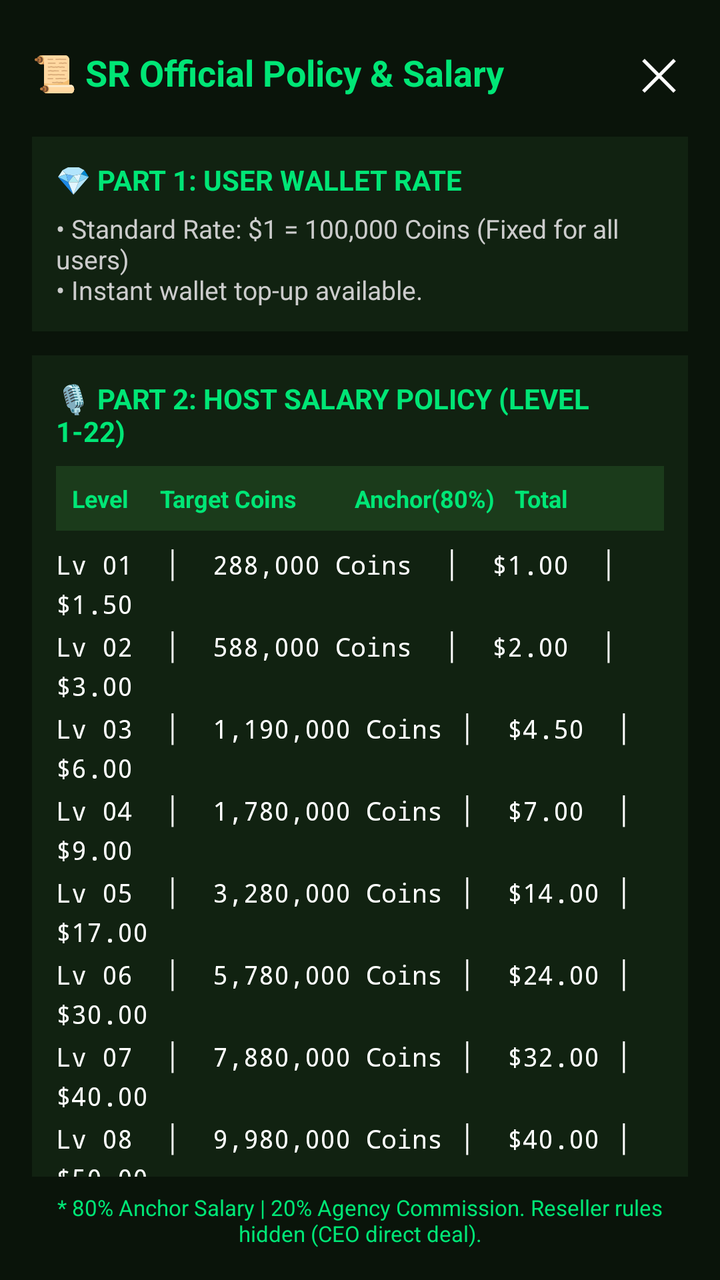
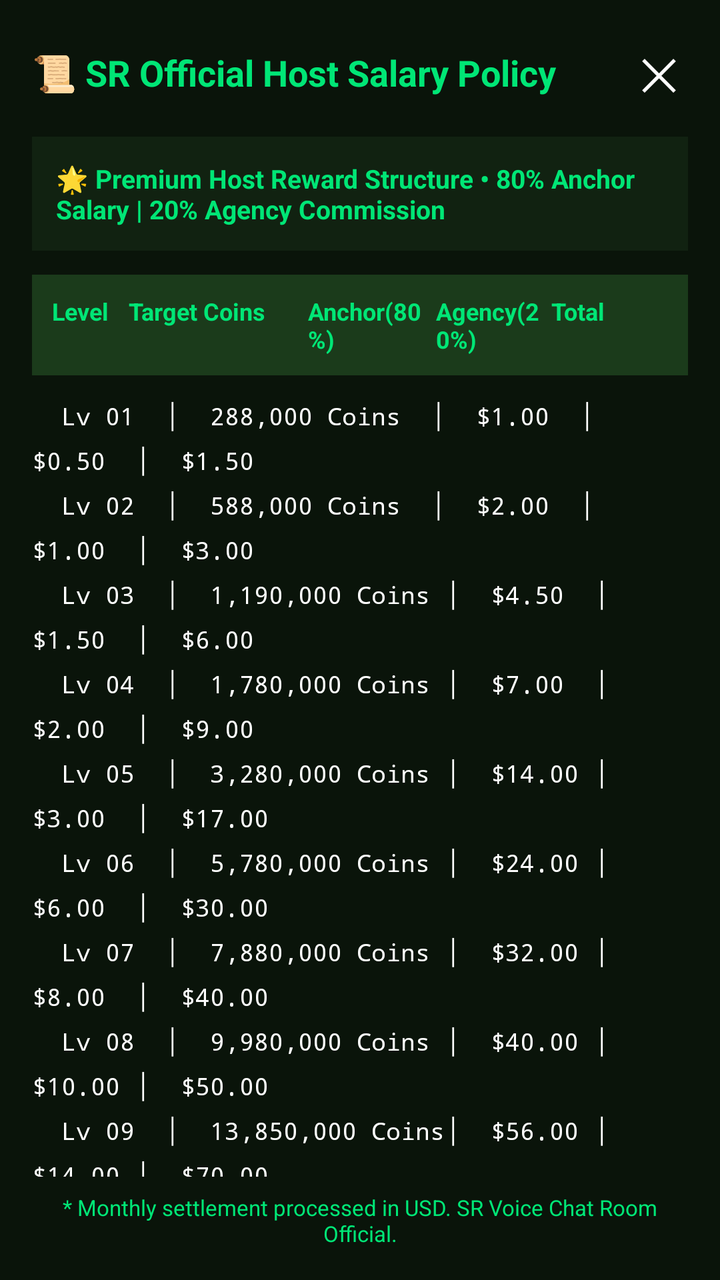

Before-and-after screenshots of an Android layout around one commit, followed by the original layout XML and the change that was made.
<!-- AndroidManifest.xml: application theme Theme.SRVoiceChat -->
<!-- res/layout/dialog_policy.xml -->
<?xml version="1.0" encoding="utf-8"?>
<LinearLayout xmlns:android="http://schemas.android.com/apk/res/android"
    android:layout_width="match_parent"
    android:layout_height="match_parent"
    android:orientation="vertical"
    android:background="#0A140A"
    android:padding="16dp">

    
    <LinearLayout
        android:layout_width="match_parent"
        android:layout_height="wrap_content"
        android:orientation="horizontal"
        android:gravity="center_vertical"
        android:layout_marginBottom="12dp">

        <TextView
            android:layout_width="0dp"
            android:layout_height="wrap_content"
            android:layout_weight="1"
            android:text="📜 SR Official Policy &amp; Salary"
            android:textColor="#00E676"
            android:textSize="18sp"
            android:textStyle="bold" />

        <TextView
            android:id="@+id/btnClosePolicy"
            android:layout_width="wrap_content"
            android:layout_height="wrap_content"
            android:text="✕"
            android:textColor="#FFFFFF"
            android:textSize="22sp"
            android:padding="5dp" />
    </LinearLayout>

    
    <ScrollView
        android:layout_width="match_parent"
        android:layout_height="0dp"
        android:layout_weight="1"
        android:scrollbars="none">

        <LinearLayout
            android:layout_width="match_parent"
            android:layout_height="wrap_content"
            android:orientation="vertical">

            
            <LinearLayout
                android:layout_width="match_parent"
                android:layout_height="wrap_content"
                android:orientation="vertical"
                android:background="#112211"
                android:padding="12dp"
                android:layout_marginBottom="12dp">

                <TextView
                    android:layout_width="wrap_content"
                    android:layout_height="wrap_content"
                    android:text="💎 PART 1: USER WALLET RATE"
                    android:textColor="#00E676"
                    android:textSize="14sp"
                    android:textStyle="bold"
                    android:layout_marginBottom="6dp" />

                <TextView
                    android:layout_width="match_parent"
                    android:layout_height="wrap_content"
                    android:text="• Standard Rate: $1 = 100,000 Coins (Fixed for all users)\n• Instant wallet top-up available."
                    android:textColor="#CCCCCC"
                    android:textSize="13sp" />
            </LinearLayout>

            
            <LinearLayout
                android:layout_width="match_parent"
                android:layout_height="wrap_content"
                android:orientation="vertical"
                android:background="#112211"
                android:padding="12dp">

                <TextView
                    android:layout_width="wrap_content"
                    android:layout_height="wrap_content"
                    android:text="🎙️ PART 2: HOST SALARY POLICY (LEVEL 1-22)"
                    android:textColor="#00E676"
                    android:textSize="14sp"
                    android:textStyle="bold"
                    android:layout_marginBottom="8dp" />

                
                <LinearLayout
                    android:layout_width="match_parent"
                    android:layout_height="wrap_content"
                    android:orientation="horizontal"
                    android:background="#1B3B1B"
                    android:padding="8dp">
                    <TextView android:layout_width="0dp" android:layout_height="wrap_content" android:layout_weight="1" android:text="Level" android:textColor="#00E676" android:textStyle="bold" android:textSize="12sp" />
                    <TextView android:layout_width="0dp" android:layout_height="wrap_content" android:layout_weight="2.2" android:text="Target Coins" android:textColor="#00E676" android:textStyle="bold" android:textSize="12sp" />
                    <TextView android:layout_width="0dp" android:layout_height="wrap_content" android:layout_weight="1.8" android:text="Anchor(80%)" android:textColor="#00E676" android:textStyle="bold" android:textSize="12sp" />
                    <TextView android:layout_width="0dp" android:layout_height="wrap_content" android:layout_weight="1.5" android:text="Total" android:textColor="#00E676" android:textStyle="bold" android:textSize="12sp" />
                </LinearLayout>

                
                <TextView 
                    android:layout_width="match_parent" 
                    android:layout_height="wrap_content" 
                    android:text="Lv 01  │  288,000 Coins  │  $1.00  │  $1.50\nLv 02  │  588,000 Coins  │  $2.00  │  $3.00\nLv 03  │  1,190,000 Coins │  $4.50  │  $6.00\nLv 04  │  1,780,000 Coins │  $7.00  │  $9.00\nLv 05  │  3,280,000 Coins │  $14.00 │  $17.00\nLv 06  │  5,780,000 Coins │  $24.00 │  $30.00\nLv 07  │  7,880,000 Coins │  $32.00 │  $40.00\nLv 08  │  9,980,000 Coins │  $40.00 │  $50.00\nLv 09  │  13,850,000 Coins│  $56.00 │  $70.00\nLv 10  │  18,850,000 Coins│  $76.00 │  $95.00\nLv 11  │  26,500,000 Coins│  $104.00│  $130.00\nLv 12  │  34,500,000 Coins│  $132.00│  $165.00\nLv 13  │  43,500,000 Coins│  $168.00│  $210.00\nLv 14  │  56,500,000 Coins│  $220.00│  $275.00\nLv 15  │  76,500,000 Coins│  $292.00│  $365.00\nLv 16  │  88,500,000 Coins│  $348.00│  $435.00\nLv 17  │  115,500,000 Coins│ $440.00│  $550.00\nLv 18  │  155,000,000 Coins│ $584.00│  $730.00\nLv 19  │  210,000,000 Coins│ $752.00│  $940.00\nLv 20  │  288,000,000 Coins│ $1024.0│  $1280.0\nLv 21  │  350,000,000 Coins│ $1240.0│  $1550.0\nLv 22  │  460,000,000 Coins│ $1600.0│  $2000.0"
                    android:textColor="#FFFFFF"
                    android:textSize="13sp"
                    android:fontFamily="monospace"
                    android:paddingTop="8dp"
                    android:lineSpacingExtra="4dp" />

            </LinearLayout>

        </LinearLayout>
    </ScrollView>

    
    <TextView
        android:layout_width="match_parent"
        android:layout_height="wrap_content"
        android:text="* 80% Anchor Salary | 20% Agency Commission. Reseller rules hidden (CEO direct deal)."
        android:textColor="#00E676"
        android:textSize="11sp"
        android:gravity="center"
        android:layout_marginTop="8dp" />

</LinearLayout>
<!-- resources referenced by this layout -->
<resources>
  <style name="Theme.SRVoiceChat" parent="Theme.Material3.DayNight.NoActionBar">
          <item name="colorPrimary">#FF4081</item>
          <item name="android:statusBarColor">#FF4081</item>
          <item name="android:windowLightStatusBar">true</item>
      </style>
</resources>

<!-- the commit's change to res/layout/dialog_policy.xml (unified diff, before → after) -->
@@ -18,7 +18,7 @@
             android:layout_width="0dp"
             android:layout_height="wrap_content"
             android:layout_weight="1"
-            android:text="📜 SR Official Policy &amp; Salary"
+            android:text="📜 SR Official Host Salary Policy"
             android:textColor="#00E676"
             android:textSize="18sp"
             android:textStyle="bold" />
@@ -55,64 +55,64 @@
                 android:layout_marginBottom="12dp">
 
                 <TextView
-                    android:layout_width="wrap_content"
-                    android:layout_height="wrap_content"
-                    android:text="💎 PART 1: USER WALLET RATE"
-                    android:textColor="#00E676"
-                    android:textSize="14sp"
-                    android:textStyle="bold"
-                    android:layout_marginBottom="6dp" />
-
-                <TextView
+                    android:id="@+id/textPolicyRoleBanner"
                     android:layout_width="match_parent"
                     android:layout_height="wrap_content"
-                    android:text="• Standard Rate: $1 = 100,000 Coins (Fixed for all users)\n• Instant wallet top-up available."
-                    android:textColor="#CCCCCC"
-                    android:textSize="13sp" />
+                    android:text="🌟 Premium Host Reward Structure • 80% Anchor Salary | 20% Agency Commission"
+                    android:textColor="#00E676"
+                    android:textSize="13sp"
+                    android:textStyle="bold" />
             </LinearLayout>
 
             
             <LinearLayout
                 android:layout_width="match_parent"
                 android:layout_height="wrap_content"
-                android:orientation="vertical"
-                android:background="#112211"
-                android:padding="12dp">
+                android:orientation="horizontal"
+                android:background="#1B3B1B"
+                android:padding="10dp"
+                android:layout_marginBottom="4dp">
+                
+                <TextView android:layout_width="0dp" android:layout_height="wrap_content" android:layout_weight="1.2" android:text="Level" android:textColor="#00E676" android:textStyle="bold" android:textSize="12sp" />
+                <TextView android:layout_width="0dp" android:layout_height="wrap_content" android:layout_weight="2.8" android:text="Target Coins" android:textColor="#00E676" android:textStyle="bold" android:textSize="12sp" />
+                <TextView android:id="@+id/headerAnchor" android:layout_width="0dp" android:layout_height="wrap_content" android:layout_weight="2.0" android:text="Anchor(80%)" android:textColor="#00E676" android:textStyle="bold" android:textSize="12sp" />
+                <TextView android:id="@+id/headerAgency" android:layout_width="0dp" android:layout_height="wrap_content" android:layout_weight="1.8" android:text="Agency(20%)" android:textColor="#00E676" android:textStyle="bold" android:textSize="12sp" />
+                <TextView android:id="@+id/headerTotal" android:layout_width="0dp" android:layout_height="wrap_content" android:layout_weight="1.8" android:text="Total" android:textColor="#00E676" android:textStyle="bold" android:textSize="12sp" />
+            </LinearLayout>
 
-                <TextView
-                    android:layout_width="wrap_content"
-                    android:layout_height="wrap_content"
-                    android:text="🎙️ PART 2: HOST SALARY POLICY (LEVEL 1-22)"
-                    android:textColor="#00E676"
-                    android:textSize="14sp"
-                    android:textStyle="bold"
-                    android:layout_marginBottom="8dp" />
-
-                
-                <LinearLayout
-                    android:layout_width="match_parent"
-                    android:layout_height="wrap_content"
-                    android:orientation="horizontal"
-                    android:background="#1B3B1B"
-                    android:padding="8dp">
-                    <TextView android:layout_width="0dp" android:layout_height="wrap_content" android:layout_weight="1" android:text="Level" android:textColor="#00E676" android:textStyle="bold" android:textSize="12sp" />
-                    <TextView android:layout_width="0dp" android:layout_height="wrap_content" android:layout_weight="2.2" android:text="Target Coins" android:textColor="#00E676" android:textStyle="bold" android:textSize="12sp" />
-                    <TextView android:layout_width="0dp" android:layout_height="wrap_content" android:layout_weight="1.8" android:text="Anchor(80%)" android:textColor="#00E676" android:textStyle="bold" android:textSize="12sp" />
-                    <TextView android:layout_width="0dp" android:layout_height="wrap_content" android:layout_weight="1.5" android:text="Total" android:textColor="#00E676" android:textStyle="bold" android:textSize="12sp" />
-                </LinearLayout>
-
-                
-                <TextView 
-                    android:layout_width="match_parent" 
-                    android:layout_height="wrap_content" 
-                    android:text="Lv 01  │  288,000 Coins  │  $1.00  │  $1.50\nLv 02  │  588,000 Coins  │  $2.00  │  $3.00\nLv 03  │  1,190,000 Coins │  $4.50  │  $6.00\nLv 04  │  1,780,000 Coins │  $7.00  │  $9.00\nLv 05  │  3,280,000 Coins │  $14.00 │  $17.00\nLv 06  │  5,780,000 Coins │  $24.00 │  $30.00\nLv 07  │  7,880,000 Coins │  $32.00 │  $40.00\nLv 08  │  9,980,000 Coins │  $40.00 │  $50.00\nLv 09  │  13,850,000 Coins│  $56.00 │  $70.00\nLv 10  │  18,850,000 Coins│  $76.00 │  $95.00\nLv 11  │  26,500,000 Coins│  $104.00│  $130.00\nLv 12  │  34,500,000 Coins│  $132.00│  $165.00\nLv 13  │  43,500,000 Coins│  $168.00│  $210.00\nLv 14  │  56,500,000 Coins│  $220.00│  $275.00\nLv 15  │  76,500,000 Coins│  $292.00│  $365.00\nLv 16  │  88,500,000 Coins│  $348.00│  $435.00\nLv 17  │  115,500,000 Coins│ $440.00│  $550.00\nLv 18  │  155,000,000 Coins│ $584.00│  $730.00\nLv 19  │  210,000,000 Coins│ $752.00│  $940.00\nLv 20  │  288,000,000 Coins│ $1024.0│  $1280.0\nLv 21  │  350,000,000 Coins│ $1240.0│  $1550.0\nLv 22  │  460,000,000 Coins│ $1600.0│  $2000.0"
-                    android:textColor="#FFFFFF"
-                    android:textSize="13sp"
-                    android:fontFamily="monospace"
-                    android:paddingTop="8dp"
-                    android:lineSpacingExtra="4dp" />
-
-            </LinearLayout>
+            
+            <TextView 
+                android:id="@+id/textSalaryRows"
+                android:layout_width="match_parent" 
+                android:layout_height="wrap_content" 
+                android:text="
+ Lv 01  │  288,000 Coins  │  $1.00  │  $0.50  │  $1.50\n
+ Lv 02  │  588,000 Coins  │  $2.00  │  $1.00  │  $3.00\n
+ Lv 03  │  1,190,000 Coins │  $4.50  │  $1.50  │  $6.00\n
+ Lv 04  │  1,780,000 Coins │  $7.00  │  $2.00  │  $9.00\n
+ Lv 05  │  3,280,000 Coins │  $14.00 │  $3.00  │  $17.00\n
+ Lv 06  │  5,780,000 Coins │  $24.00 │  $6.00  │  $30.00\n
+ Lv 07  │  7,880,000 Coins │  $32.00 │  $8.00  │  $40.00\n
+ Lv 08  │  9,980,000 Coins │  $40.00 │  $10.00 │  $50.00\n
+ Lv 09  │  13,850,000 Coins│  $56.00 │  $14.00 │  $70.00\n
+ Lv 10  │  18,850,000 Coins│  $76.00 │  $19.00 │  $95.00\n
+ Lv 11  │  26,500,000 Coins│  $104.00│  $26.00 │  $130.00\n
+ Lv 12  │  34,500,000 Coins│  $132.00│  $33.00 │  $165.00\n
+ Lv 13  │  43,500,000 Coins│  $168.00│  $42.00 │  $210.00\n
+ Lv 14  │  56,500,000 Coins│  $220.00│  $55.00 │  $275.00\n
+ Lv 15  │  76,500,000 Coins│  $292.00│  $73.00 │  $365.00\n
+ Lv 16  │  88,500,000 Coins│  $348.00│  $87.00 │  $435.00\n
+ Lv 17  │  115,500,000 Coins│ $440.00│  $110.00│  $550.00\n
+ Lv 18  │  155,000,000 Coins│ $584.00│  $146.00│  $730.00\n
+ Lv 19  │  210,000,000 Coins│ $752.00│  $188.00│  $940.00\n
+ Lv 20  │  288,000,000 Coins│ $1024.0│  $256.00│  $1280.0\n
+ Lv 21  │  350,000,000 Coins│ $1240.0│  $310.00│  $1550.0\n
+ Lv 22  │  460,000,000 Coins│ $1600.0│  $400.00│  $2000.0"
+                android:textColor="#FFFFFF"
+                android:textSize="12sp"
+                android:fontFamily="monospace"
+                android:paddingTop="8dp"
+                android:lineSpacingExtra="6dp" />
 
         </LinearLayout>
     </ScrollView>
@@ -121,7 +121,7 @@
     <TextView
         android:layout_width="match_parent"
         android:layout_height="wrap_content"
-        android:text="* 80% Anchor Salary | 20% Agency Commission. Reseller rules hidden (CEO direct deal)."
+        android:text="* Monthly settlement processed in USD. SR Voice Chat Room Official."
         android:textColor="#00E676"
         android:textSize="11sp"
         android:gravity="center"
